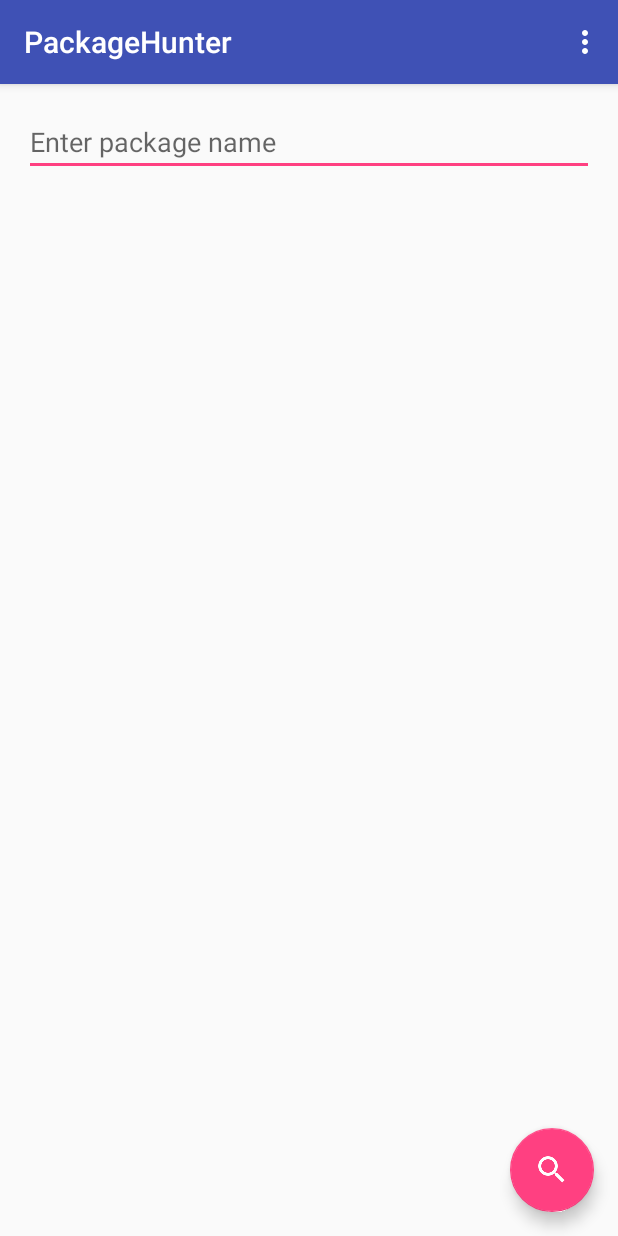
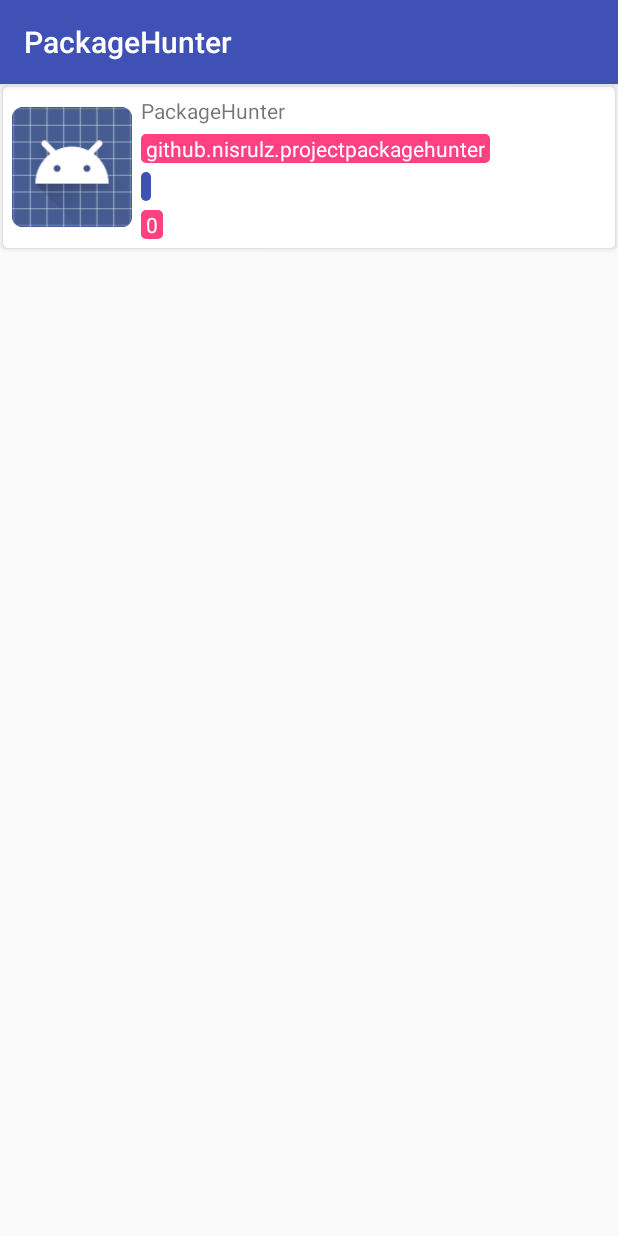
Before and after one commit to vaginessa/packagehunter, an Android app: the screen it shows after launch (MainActivity), on a phone screen of 412 x 824 dp. Run offline under Robolectric (Android 15) with nearby library versions, the phone set to English and light mode, and no system bars.

Commit message:
[*] updated ui, refactored code

```diff
--- a/app/build.gradle
+++ b/app/build.gradle
@@ -40,6 +40,6 @@ dependencies {
     testCompile 'junit:junit:4.12'
     compile 'com.android.support:appcompat-v7:23.3.0'
     compile 'com.android.support:design:23.3.0'
-
     compile project(':library')
+    compile 'com.android.support:cardview-v7:24.0.0'
 }
--- a/app/src/main/java/github/nisrulz/projectpackagehunter/MainActivity.java
+++ b/app/src/main/java/github/nisrulz/projectpackagehunter/MainActivity.java
@@ -17,86 +17,34 @@
 package github.nisrulz.projectpackagehunter;
 
 import android.os.Bundle;
-import android.support.design.widget.FloatingActionButton;
-import android.support.design.widget.Snackbar;
 import android.support.v7.app.AppCompatActivity;
+import android.support.v7.widget.LinearLayoutManager;
+import android.support.v7.widget.RecyclerView;
 import android.support.v7.widget.Toolbar;
-import android.view.Menu;
-import android.view.MenuItem;
-import android.view.View;
-import android.widget.ArrayAdapter;
-import android.widget.EditText;
-import android.widget.ListView;
 import github.nisrulz.packagehunter.PackageHunter;
 import github.nisrulz.packagehunter.PkgInfo;
 import java.util.ArrayList;
 
 public class MainActivity extends AppCompatActivity {
 
-  private ArrayList<String> data;
-  private ArrayAdapter<String> adapter;
-  private ListView lv;
+  RecyclerView rv;
+  ArrayList<PkgInfo> data;
+  RVAdapter adapter;
 
   @Override protected void onCreate(Bundle savedInstanceState) {
     super.onCreate(savedInstanceState);
     setContentView(R.layout.activity_main);
     Toolbar toolbar = (Toolbar) findViewById(R.id.toolbar);
     setSupportActionBar(toolbar);
-    lv = (ListView) findViewById(R.id.listview);
-    data = new ArrayList<>();
-    adapter = new ArrayAdapter<>(this, android.R.layout.simple_list_item_1, data);
-    lv.setAdapter(adapter);
 
-    final EditText editText = (EditText) findViewById(R.id.editText);
+    PackageHunter packageHunter = new PackageHunter(this);
 
-    PackageHunter.getInstance().getInstalledPackages(this);
+    rv = (RecyclerView) findViewById(R.id.rv_pkglist);
+    data = packageHunter.getInstalledPackages();
 
-    FloatingActionButton fab = (FloatingActionButton) findViewById(R.id.fab);
-    fab.setOnClickListener(new View.OnClickListener() {
-      @Override public void onClick(View view) {
-        if (!editText.getText().toString().equals("")) {
-          data = getStringList(editText.getText().toString());
-          // update data in our adapter
-          adapter.clear();
-          adapter.addAll(data);
-          // fire the event
-          adapter.notifyDataSetChanged();
-        } else {
-          Snackbar.make(lv, "Search Query EMPTY!", Snackbar.LENGTH_LONG).show();
-        }
-      }
-    });
-  }
-
-  private ArrayList<String> getStringList(String querytext) {
-    ArrayList<PkgInfo> pkglist =
-        PackageHunter.getInstance().getListOfPackages(getApplicationContext(), querytext);
-    ArrayList<String> dataStringlist = new ArrayList<>();
-    for (PkgInfo pkgInfo : pkglist) {
-      dataStringlist.add("App Name : "
-          + pkgInfo.getApp_name()
-          + "\nPackage Name : "
-          + pkgInfo.getPkg_name()
-          + "\nApp Name : ");
-    }
-
-    return dataStringlist;
-  }
-
-  @Override public boolean onCreateOptionsMenu(Menu menu) {
-    getMenuInflater().inflate(R.menu.menu_main, menu);
-    return super.onCreateOptionsMenu(menu);
-  }
-
-  @Override public boolean onOptionsItemSelected(MenuItem item) {
-
-    switch (item.getItemId()) {
-      case R.id.action_clear:
-        adapter.clear();
-        adapter.notifyDataSetChanged();
-        break;
-    }
-
-    return super.onOptionsItemSelected(item);
+    adapter = new RVAdapter(data);
+    rv.hasFixedSize();
+    rv.setLayoutManager(new LinearLayoutManager(this));
+    rv.setAdapter(adapter);
   }
 }
--- /dev/null
+++ b/app/src/main/java/github/nisrulz/projectpackagehunter/RVAdapter.java
@@ -0,0 +1,52 @@
+package github.nisrulz.projectpackagehunter;
+
+import android.support.v7.widget.RecyclerView;
+import android.view.LayoutInflater;
+import android.view.View;
+import android.view.ViewGroup;
+import android.widget.ImageView;
+import android.widget.TextView;
+import github.nisrulz.packagehunter.PkgInfo;
+import java.util.List;
+
+class RVAdapter extends RecyclerView.Adapter<RVAdapter.ItemViewHolder> {
+
+  List<PkgInfo> dataList;
+
+  public RVAdapter(List<PkgInfo> dataList) {
+    this.dataList = dataList;
+  }
+
+  @Override public ItemViewHolder onCreateViewHolder(ViewGroup parent, int viewType) {
+
+    View view = LayoutInflater.from(parent.getContext()).inflate(R.layout.rv_item, parent, false);
+
+    return new ItemViewHolder(view);
+  }
+
+  @Override public void onBindViewHolder(ItemViewHolder holder, int position) {
+    holder.txt_appname.setText(dataList.get(position).getApp_name());
+    holder.txt_pkgname.setText(dataList.get(position).getPkg_name());
+    holder.txt_versioncode.setText(String.valueOf(dataList.get(position).getVersionCode()));
+    holder.txt_version.setText(dataList.get(position).getVersionName());
+    holder.icon.setImageDrawable(dataList.get(position).getIcon());
+  }
+
+  @Override public int getItemCount() {
+    return dataList.size();
+  }
+
+  public class ItemViewHolder extends RecyclerView.ViewHolder {
+    TextView txt_appname, txt_pkgname, txt_versioncode, txt_version;
+    ImageView icon;
+
+    public ItemViewHolder(View itemView) {
+      super(itemView);
+      txt_appname = (TextView) itemView.findViewById(R.id.pkginfo_name);
+      txt_pkgname = (TextView) itemView.findViewById(R.id.pkginfo_pkg);
+      txt_version = (TextView) itemView.findViewById(R.id.pkginfo_vname);
+      txt_versioncode = (TextView) itemView.findViewById(R.id.pkginfo_vc);
+      icon = (ImageView) itemView.findViewById(R.id.pkginfo_icn);
+    }
+  }
+}
--- /dev/null
+++ b/app/src/main/res/drawable/bg1_txt.xml
@@ -0,0 +1,6 @@
+<?xml version="1.0" encoding="utf-8"?>
+<shape xmlns:android="http://schemas.android.com/apk/res/android"
+    android:shape="rectangle">
+  <corners android:radius="3dp"/>
+  <solid android:color="@color/colorAccent"/>
+</shape>
--- /dev/null
+++ b/app/src/main/res/drawable/bg2_txt.xml
@@ -0,0 +1,6 @@
+<?xml version="1.0" encoding="utf-8"?>
+<shape xmlns:android="http://schemas.android.com/apk/res/android"
+    android:shape="rectangle">
+  <corners android:radius="3dp"/>
+  <solid android:color="@color/colorPrimary"/>
+</shape>
--- /dev/null
+++ b/app/src/main/res/drawable/bg3_txt.xml
@@ -0,0 +1,6 @@
+<?xml version="1.0" encoding="utf-8"?>
+<shape xmlns:android="http://schemas.android.com/apk/res/android"
+    android:shape="rectangle">
+  <corners android:radius="3dp"/>
+  <solid android:color="@color/cardview_shadow_end_color"/>
+</shape>
--- a/app/src/main/res/layout/activity_main.xml
+++ b/app/src/main/res/layout/activity_main.xml
@@ -22,30 +22,25 @@
     android:layout_width="match_parent"
     android:layout_height="match_parent"
     android:fitsSystemWindows="true"
-    tools:context="github.nisrulz.projectpackagehunter.MainActivity">
+    tools:context="github.nisrulz.projectpackagehunter.MainActivity"
+    >
 
   <android.support.design.widget.AppBarLayout
       android:layout_width="match_parent"
       android:layout_height="wrap_content"
-        android:theme="@style/AppTheme.AppBarOverlay">
+      android:theme="@style/AppTheme.AppBarOverlay"
+      >
 
     <android.support.v7.widget.Toolbar
         android:id="@+id/toolbar"
         android:layout_width="match_parent"
         android:layout_height="?attr/actionBarSize"
         android:background="?attr/colorPrimary"
-            app:popupTheme="@style/AppTheme.PopupOverlay"/>
+        app:popupTheme="@style/AppTheme.PopupOverlay"
+        />
 
   </android.support.design.widget.AppBarLayout>
 
   <include layout="@layout/content_main"/>
 
-    <android.support.design.widget.FloatingActionButton
-        android:id="@+id/fab"
-        android:layout_width="wrap_content"
-        android:layout_height="wrap_content"
-        android:layout_gravity="bottom|end"
-        android:layout_margin="@dimen/fab_margin"
-        android:src="@drawable/ic_search_white_24dp"/>
-
 </android.support.design.widget.CoordinatorLayout>
--- a/app/src/main/res/layout/content_main.xml
+++ b/app/src/main/res/layout/content_main.xml
@@ -15,31 +15,11 @@
   ~ limitations under the License.
   -->
 
-<RelativeLayout
+<android.support.v7.widget.RecyclerView
     xmlns:android="http://schemas.android.com/apk/res/android"
-    xmlns:app="http://schemas.android.com/apk/res-auto"
-    xmlns:tools="http://schemas.android.com/tools"
+    android:id="@+id/rv_pkglist"
     android:layout_width="match_parent"
     android:layout_height="match_parent"
-    android:paddingBottom="@dimen/activity_vertical_margin"
-    android:paddingLeft="@dimen/activity_horizontal_margin"
-    android:paddingRight="@dimen/activity_horizontal_margin"
-    android:paddingTop="@dimen/activity_vertical_margin"
-    app:layout_behavior="@string/appbar_scrolling_view_behavior"
-    tools:context="github.nisrulz.projectpackagehunter.MainActivity"
-    tools:showIn="@layout/activity_main">
-
-    <EditText
-        android:id="@+id/editText"
-        android:layout_width="match_parent"
-        android:layout_height="wrap_content"
-        android:layout_alignParentTop="true"
-        android:layout_centerHorizontal="true"
-        android:hint="Enter package name" />
-
-    <ListView
-        android:id="@+id/listview"
-        android:layout_width="match_parent"
-        android:layout_height="match_parent"
-        android:layout_below="@+id/editText" />
-</RelativeLayout>
+    android:layout_below="@+id/editText"
+    android:layout_marginTop="?attr/actionBarSize"
+    />
--- /dev/null
+++ b/app/src/main/res/layout/rv_item.xml
@@ -0,0 +1,70 @@
+<?xml version="1.0" encoding="utf-8"?>
+<android.support.v7.widget.CardView xmlns:android="http://schemas.android.com/apk/res/android"
+    xmlns:card_view="http://schemas.android.com/apk/res-auto"
+    xmlns:tools="http://schemas.android.com/tools"
+    android:layout_width="match_parent"
+    android:layout_height="wrap_content"
+    android:layout_margin="2dp"
+    android:orientation="vertical"
+    card_view:cardCornerRadius="3dp"
+    card_view:cardElevation="2dp"
+    >
+
+  <LinearLayout
+      android:layout_width="wrap_content"
+      android:layout_height="wrap_content"
+      android:layout_margin="6dp"
+      android:orientation="horizontal"
+      >
+    <ImageView
+        android:id="@+id/pkginfo_icn"
+        android:layout_width="80dp"
+        android:layout_height="80dp"
+        android:layout_gravity="center"
+        android:scaleType="fitCenter"
+        />
+    <LinearLayout
+        android:layout_width="wrap_content"
+        android:layout_height="wrap_content"
+        android:layout_marginLeft="6dp"
+        android:orientation="vertical"
+        >
+      <TextView
+          android:id="@+id/pkginfo_name"
+          android:layout_width="wrap_content"
+          android:layout_height="wrap_content"
+          tools:text="App Name"
+          />
+      <TextView
+          android:id="@+id/pkginfo_pkg"
+          android:layout_width="wrap_content"
+          android:layout_height="wrap_content"
+          android:layout_marginTop="6dp"
+          android:background="@drawable/bg1_txt"
+          tools:text="Package Name"
+          style="@style/labelStyle"
+          />
+
+      <TextView
+          android:id="@+id/pkginfo_vname"
+          android:layout_width="wrap_content"
+          android:layout_height="wrap_content"
+          android:layout_marginTop="6dp"
+          android:background="@drawable/bg2_txt"
+          tools:text="0.0"
+          style="@style/labelStyle"
+          />
+      <TextView
+          android:id="@+id/pkginfo_vc"
+          android:layout_width="wrap_content"
+          android:layout_height="wrap_content"
+          android:layout_marginTop="6dp"
+          android:background="@drawable/bg1_txt"
+          tools:text="10"
+          style="@style/labelStyle"
+          />
+
+    </LinearLayout>
+  </LinearLayout>
+
+</android.support.v7.widget.CardView>
--- a/app/src/main/res/values/styles.xml
+++ b/app/src/main/res/values/styles.xml
@@ -17,7 +17,7 @@
 <resources>
 
   <!-- Base application theme. -->
-    <style name="AppTheme" parent="Theme.AppCompat.Light.DarkActionBar">
+  <style name="AppTheme" parent="Base.Theme.AppCompat.Light.DarkActionBar">
     <!-- Customize your theme here. -->
     <item name="colorPrimary">@color/colorPrimary</item>
     <item name="colorPrimaryDark">@color/colorPrimaryDark</item>
@@ -29,6 +29,12 @@
     <item name="windowNoTitle">true</item>
   </style>
 
+  <style name="labelStyle" parent="@android:style/Widget.TextView">
+    <item name="android:paddingLeft">3dp</item>
+    <item name="android:paddingRight">3dp</item>
+    <item name="android:textColor">@android:color/white</item>
+  </style>
+
   <style name="AppTheme.AppBarOverlay" parent="ThemeOverlay.AppCompat.Dark.ActionBar"/>
 
   <style name="AppTheme.PopupOverlay" parent="ThemeOverlay.AppCompat.Light"/>
--- a/library/src/main/java/github/nisrulz/packagehunter/PackageHunter.java
+++ b/library/src/main/java/github/nisrulz/packagehunter/PackageHunter.java
@@ -26,17 +26,43 @@ import java.util.List;
 
 public class PackageHunter {
 
-  private static final PackageHunter ourInstance = new PackageHunter();
   private static final String TAG = "PackageHunter";
 
-  public static PackageHunter getInstance() {
-    return ourInstance;
+  private final Context context;
+
+  public PackageHunter(Context context) {
+    this.context = context;
   }
 
-  private PackageHunter() {
+  public ArrayList<PkgInfo> getInstalledPackages() {
+    ArrayList<PkgInfo> pkgInfoArrayList = new ArrayList<>();
+
+    final PackageManager pm = context.getPackageManager();
+    List<PackageInfo> packages = pm.getInstalledPackages(0);
+
+    //get a list of installed packages.
+    for (int i = 0; i < packages.size(); i++) {
+      PackageInfo p = packages.get(i);
+
+      if (!p.packageName.contains("com.android.")) {
+        PkgInfo newInfo = new PkgInfo();
+        newInfo.setApp_name(p.applicationInfo.loadLabel(pm).toString());
+        newInfo.setPkg_name(p.packageName);
+        newInfo.setVersionCode(p.versionCode);
+        newInfo.setVersionName(p.versionName);
+        newInfo.setIcon(p.applicationInfo.loadIcon(pm));
+        pkgInfoArrayList.add(newInfo);
+
+        // Log Data
+        System.out.println(newInfo.toString());
+      }
+    }
+    return pkgInfoArrayList;
   }
 
-  public ArrayList<PkgInfo> getInstalledPackages(Context context) {
+  public ArrayList<PkgInfo> searchForPackageName(final String package_name) {
+    ArrayList<PkgInfo> pkgInfoArrayList = new ArrayList<>();
+
     ArrayList<PkgInfo> list = new ArrayList<>();
 
     final PackageManager pm = context.getPackageManager();
@@ -45,21 +71,52 @@ public class PackageHunter {
     //get a list of installed packages.
     for (int i = 0; i < packages.size(); i++) {
       PackageInfo p = packages.get(i);
+
+      String pkgeName = p.packageName;
+      if (pkgeName.equals(package_name)) {
         PkgInfo newInfo = new PkgInfo();
         newInfo.setApp_name(p.applicationInfo.loadLabel(pm).toString());
+        newInfo.setPkg_name(pkgeName);
+        newInfo.setVersionCode(p.versionCode);
+        newInfo.setVersionName(p.versionName);
+        newInfo.setIcon(p.applicationInfo.loadIcon(pm));
+        list.add(newInfo);
+        // Log Data
+        System.out.println(newInfo.toString());
+      }
+    }
+    return list;
+  }
+
+  public ArrayList<PkgInfo> searchForApplicationName(final String application_name) {
+    ArrayList<PkgInfo> pkgInfoArrayList = new ArrayList<>();
+
+    ArrayList<PkgInfo> list = new ArrayList<>();
+
+    final PackageManager pm = context.getPackageManager();
+    List<PackageInfo> packages = pm.getInstalledPackages(0);
+
+    //get a list of installed packages.
+    for (int i = 0; i < packages.size(); i++) {
+      PackageInfo p = packages.get(i);
+
+      String appname = p.applicationInfo.loadLabel(pm).toString();
+      if (appname.equals(application_name)) {
+        PkgInfo newInfo = new PkgInfo();
+        newInfo.setApp_name(appname);
         newInfo.setPkg_name(p.packageName);
         newInfo.setVersionCode(p.versionCode);
         newInfo.setVersionName(p.versionName);
         newInfo.setIcon(p.applicationInfo.loadIcon(pm));
         list.add(newInfo);
-
         // Log Data
         System.out.println(newInfo.toString());
+      }
     }
     return list;
   }
 
-  public ArrayList<PkgInfo> getListOfPackages(Context context, String packageName) {
+  public ArrayList<PkgInfo> seatchForServices(final String service_name) {
     ArrayList<PkgInfo> list = new ArrayList<>();
 
     final PackageManager pm = context.getPackageManager();
@@ -70,7 +127,7 @@ public class PackageHunter {
       PkgInfo pkgInfo = new PkgInfo();
       if (serviceInfo.services != null) {
         for (ServiceInfo s : serviceInfo.services) {
-          if (s.name.contains(packageName)) {
+          if (s.name.contains(service_name)) {
             ApplicationInfo ai;
             try {
               ai = pm.getApplicationInfo(s.packageName, 0);
@@ -82,7 +139,6 @@ public class PackageHunter {
 
             pkgInfo.setApp_name(applicationName);
             pkgInfo.setPkg_name(s.packageName);
-
             if (!list.contains(pkgInfo)) list.add(pkgInfo);
           }
         }
@@ -90,4 +146,34 @@ public class PackageHunter {
     }
     return list;
   }
+
+  //
+  //public ArrayList<PkgInfo> searchForAppsWithPermission(final String permission) {
+  //  ArrayList<PkgInfo> pkgInfoArrayList = new ArrayList<>();
+  //
+  //  PackageManager pm = context.getPackageManager();
+  //  List packages = pm.getInstalledApplications(PackageManager.GET_META_DATA);
+  //  for (ApplicationInfo applicationInfo : packages) {
+  //    Log.d("test", "App: " + applicationInfo.name + " Package: " + applicationInfo.packageName);
+  //    try {
+  //      PackageInfo packageInfo = pm.getPackageInfo(applicationInfo.packageName, PackageManager.GET_PERMISSIONS);
+  //      //Get Permissions
+  //      String[] requestedPermissions = packageInfo.requestedPermissions;
+  //      if(requestedPermissions != null) {
+  //        for (int i = 0; i < requestedPermissions.length; i++) {
+  //          Log.d("test", requestedPermissions[i]);
+  //
+  //          //////////////////////////////////////
+  //          //////////////////////////////////////
+  //          // Look for the desired permission here
+  //          //////////////////////////////////////
+  //          //////////////////////////////////////
+  //        }
+  //      }
+  //    } catch (PackageManager.NameNotFoundException e) {
+  //      e.printStackTrace();
+  //    }
+  //  }
+  //  return pkgInfoArrayList;
+  //}
 }
```
Also changed, not shown: library/src/main/AndroidManifest.xml (+5 -3 lines), app/src/main/res/mipmap-hdpi/ic_launcher.png, app/src/main/res/mipmap-mdpi/ic_launcher.png, app/src/main/res/mipmap-xhdpi/ic_launcher.png, app/src/main/res/mipmap-xxhdpi/ic_launcher.png, app/src/main/res/mipmap-xxxhdpi/ic_launcher.png. Lines whose indentation alone changed are shown as unchanged.
